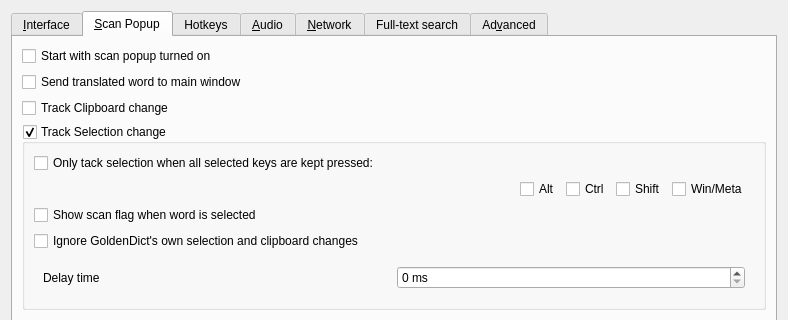
xiaoyifang/goldendict-ng, file src/ui/preferences.ui: the form before one commit; both pictures show x 0 to 788 and y 0 to 320 of the 788 by 730 pixel window.
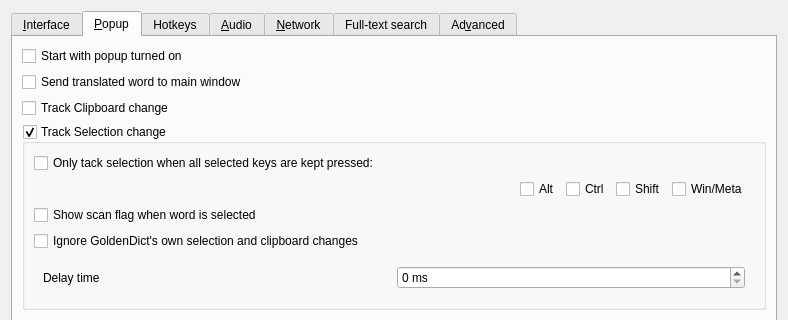
The form after the commit. The open tabs and pages were chosen to show the change. Icons and pictures are not drawn. Custom widgets are drawn as their Qt base class.

Commit message: change [Scan Popup] to popup

What changed in the file:
```diff
--- a/src/ui/preferences.ui
+++ b/src/ui/preferences.ui
@@ -523,7 +523,7 @@
         <normaloff>:/icons/wizard.svg</normaloff>:/icons/wizard.svg</iconset>
       </attribute>
       <attribute name="title">
-       <string>&amp;Scan Popup</string>
+       <string>&amp;Popup</string>
       </attribute>
       <layout class="QVBoxLayout" name="verticalLayout_10">
        <item>
@@ -533,7 +533,7 @@
 the program would always start with the scan popup active.</string>
          </property>
          <property name="text">
-          <string>Start with scan popup turned on</string>
+          <string>Start with popup turned on</string>
          </property>
         </widget>
        </item>
```
Left out of the diff: 6 changed lines with no effect on the pictures. The commit also changes 4 other files.
